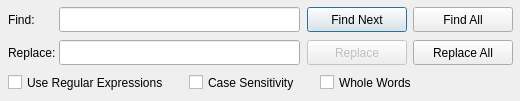
Above: src/searchwidget.ui from GAMS-dev/studio before the change. Below: the same form after it.
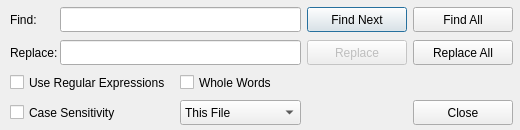
That is the form after the change.

Commit message: refactoring and preparation for global search

What changed in the file:
```diff
--- a/src/searchwidget.ui
+++ b/src/searchwidget.ui
@@ -7,7 +7,7 @@
     <x>0</x>
     <y>0</y>
     <width>520</width>
-    <height>101</height>
+    <height>130</height>
    </rect>
   </property>
   <property name="autoFillBackground">
@@ -60,7 +60,7 @@
   <widget class="QLineEdit" name="txt_search">
    <property name="geometry">
     <rect>
-     <x>59</x>
+     <x>60</x>
      <y>7</y>
      <width>241</width>
      <height>25</height>
@@ -73,7 +73,7 @@
   <widget class="QLabel" name="label">
    <property name="geometry">
     <rect>
-     <x>8</x>
+     <x>10</x>
      <y>7</y>
      <width>65</width>
      <height>25</height>
@@ -86,7 +86,7 @@
   <widget class="QLabel" name="label_2">
    <property name="geometry">
     <rect>
-     <x>8</x>
+     <x>10</x>
      <y>40</y>
      <width>65</width>
      <height>25</height>
@@ -99,7 +99,7 @@
   <widget class="QLineEdit" name="txt_replace">
    <property name="geometry">
     <rect>
-     <x>59</x>
+     <x>60</x>
      <y>40</y>
      <width>241</width>
      <height>25</height>
@@ -147,7 +147,7 @@
    </property>
    <property name="geometry">
     <rect>
-     <x>8</x>
+     <x>10</x>
      <y>70</y>
      <width>181</width>
      <height>25</height>
@@ -166,8 +166,8 @@
    </property>
    <property name="geometry">
     <rect>
-     <x>189</x>
-     <y>70</y>
+     <x>10</x>
+     <y>100</y>
      <width>131</width>
      <height>25</height>
     </rect>
@@ -185,7 +185,7 @@
    </property>
    <property name="geometry">
     <rect>
-     <x>320</x>
+     <x>180</x>
      <y>70</y>
      <width>121</width>
      <height>25</height>
@@ -201,14 +201,75 @@
   <widget class="QLabel" name="lbl_nrResults">
    <property name="geometry">
     <rect>
-     <x>440</x>
-     <y>70</y>
-     <width>71</width>
+     <x>310</x>
+     <y>100</y>
+     <width>101</width>
      <height>25</height>
     </rect>
    </property>
    <property name="text">
     <string/>
+   </property>
+   <property name="alignment">
+    <set>Qt::AlignCenter</set>
+   </property>
+  </widget>
+  <widget class="QComboBox" name="combo_scope">
+   <property name="geometry">
+    <rect>
+     <x>180</x>
+     <y>100</y>
+     <width>121</width>
+     <height>25</height>
+    </rect>
+   </property>
+   <item>
+    <property name="text">
+     <string>This File</string>
+    </property>
+   </item>
+   <item>
+    <property name="text">
+     <string>This Group</string>
+    </property>
+   </item>
+   <item>
+    <property name="text">
+     <string>Open Files</string>
+    </property>
+   </item>
+   <item>
+    <property name="text">
+     <string>All Files</string>
+    </property>
+   </item>
+  </widget>
+  <widget class="QPushButton" name="btn_close">
+   <property name="enabled">
+    <bool>true</bool>
+   </property>
+   <property name="geometry">
+    <rect>
+     <x>413</x>
+     <y>100</y>
+     <width>100</width>
+     <height>25</height>
+    </rect>
+   </property>
+   <property name="text">
+    <string>Close</string>
+   </property>
+   <property name="checkable">
+    <bool>false</bool>
+   </property>
+   <property name="checked">
+    <bool>false</bool>
+   </property>
+   <property name="default">
+    <bool>false</bool>
+   </property>
+   <property name="flat">
+    <bool>false</bool>
    </property>
   </widget>
  </widget>
```
The commit also changes 2 other files.
